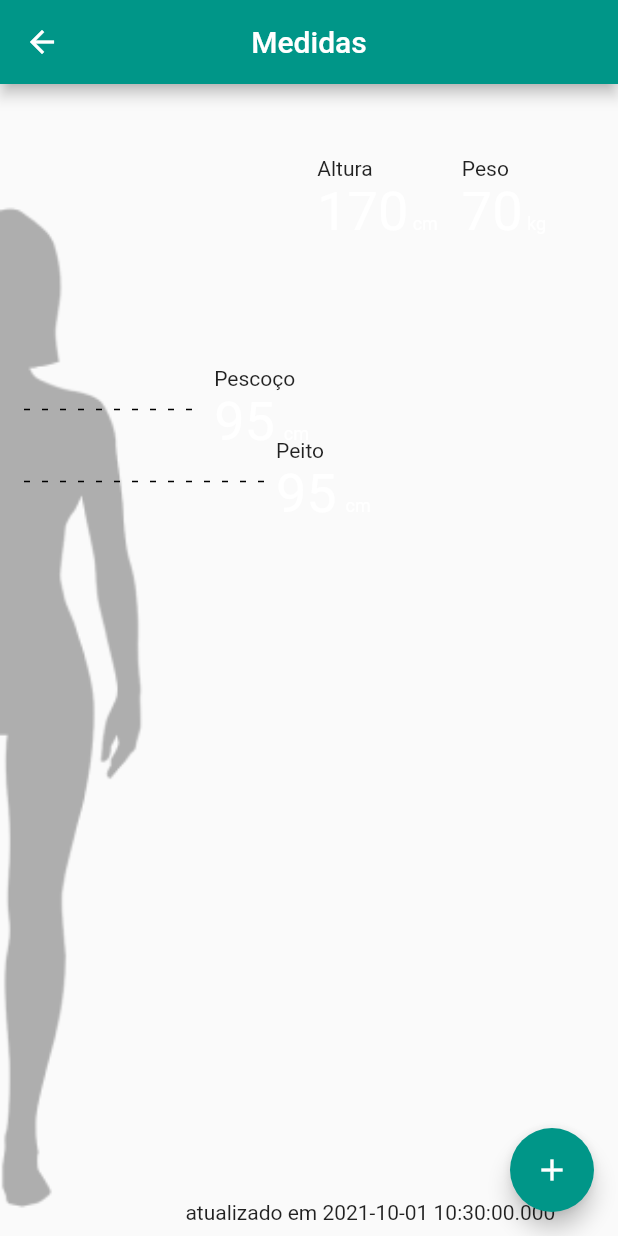
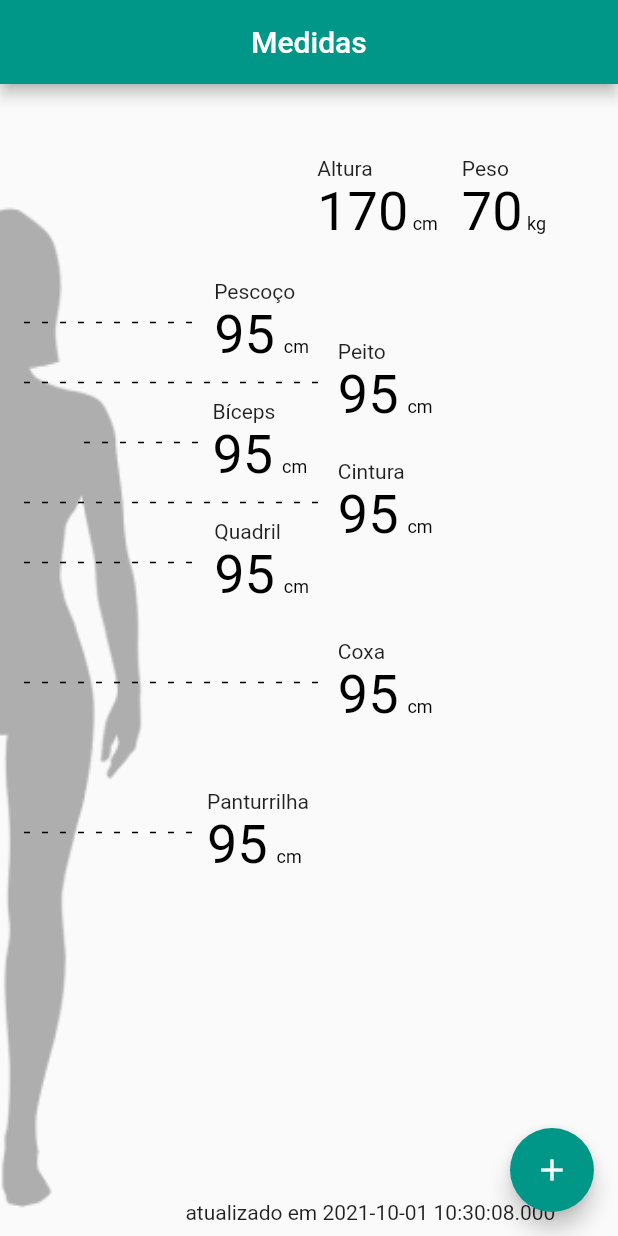
Before and after one commit to comp3034/atividade-1o-bimestre-walttsm, a Flutter app: the MedidasScreen screen opened directly, on a phone screen of 412 x 824 dp. Run offline on Flutter 3.47's test engine with Material 2 defaults, Android fonts, the phone set to English and light mode, and no system bars; drawn by our look-alikes of dotted_line; our stand-ins replace boxicons, fluttericon, google_fonts, validators; missing offline and left inert: direct_select_flutter, pixel_perfect.

Commit message:
Inserção das medidas

```diff
--- a/bodyapp/lib/main.dart
+++ b/bodyapp/lib/main.dart
@@ -39,7 +39,7 @@ class MyApp extends StatelessWidget {
         ),
       ),
       debugShowCheckedModeBanner: false,
-      home: RegisterScreen(),
+      home: MedidasScreen(),
     );
   }
 }
--- a/bodyapp/lib/medidas/ui/screens/medidas_screen.dart
+++ b/bodyapp/lib/medidas/ui/screens/medidas_screen.dart
@@ -49,7 +49,7 @@ class MedidasScreen extends StatelessWidget {
               ),
             ),
             NestedMeasureWidget(
-              top: 188,
+              top: 130,
               left: 0,
               width: width * .5,
               label: 'Pescoço',
@@ -57,10 +57,50 @@ class MedidasScreen extends StatelessWidget {
               measure: ' cm',
             ),
             NestedMeasureWidget(
-              top: 188 + 48,
+              top: 130 + 40,
               left: 0,
-              width: width * .6,
+              width: width * .7,
               label: 'Peito',
+              value: '95',
+              measure: ' cm',
+            ),
+            NestedMeasureWidget(
+              top: 130 + 80,
+              left: 40,
+              width: width * .4,
+              label: 'Bíceps',
+              value: '95',
+              measure: ' cm',
+            ),
+            NestedMeasureWidget(
+              top: 130 + 120,
+              left: 0,
+              width: width * .7,
+              label: 'Cintura',
+              value: '95',
+              measure: ' cm',
+            ),
+            NestedMeasureWidget(
+              top: 130 + 160,
+              left: 0,
+              width: width * .5,
+              label: 'Quadril',
+              value: '95',
+              measure: ' cm',
+            ),
+            NestedMeasureWidget(
+              top: 130 + 240,
+              left: 0,
+              width: width * .7,
+              label: 'Coxa',
+              value: '95',
+              measure: ' cm',
+            ),
+            NestedMeasureWidget(
+              top: 130 + 340,
+              left: 0,
+              width: width * .5,
+              label: 'Panturrilha',
               value: '95',
               measure: ' cm',
             ),
@@ -145,9 +185,7 @@ class MeasureLabelWidget extends StatelessWidget {
         RichText(
           text: TextSpan(
             text: '$value',
-            style: TextStyle(
-              fontSize: 36,
-            ),
+            style: TextStyle(fontSize: 36, color: Colors.black),
             children: [
               TextSpan(
                 text: ' $measure',
```
